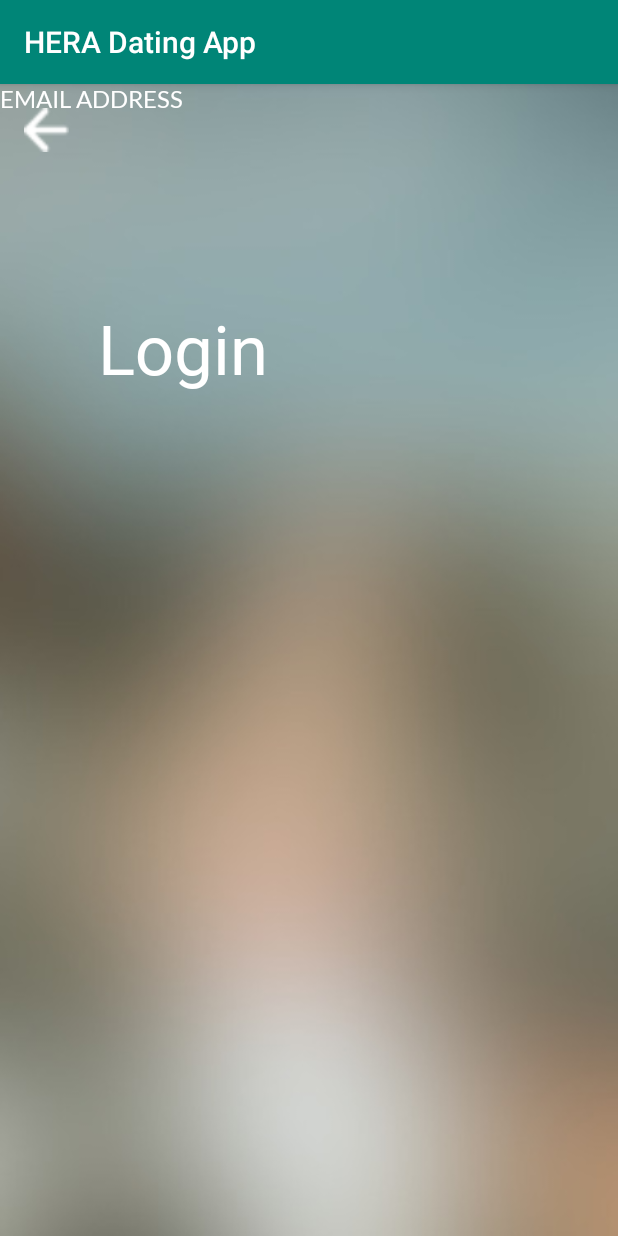
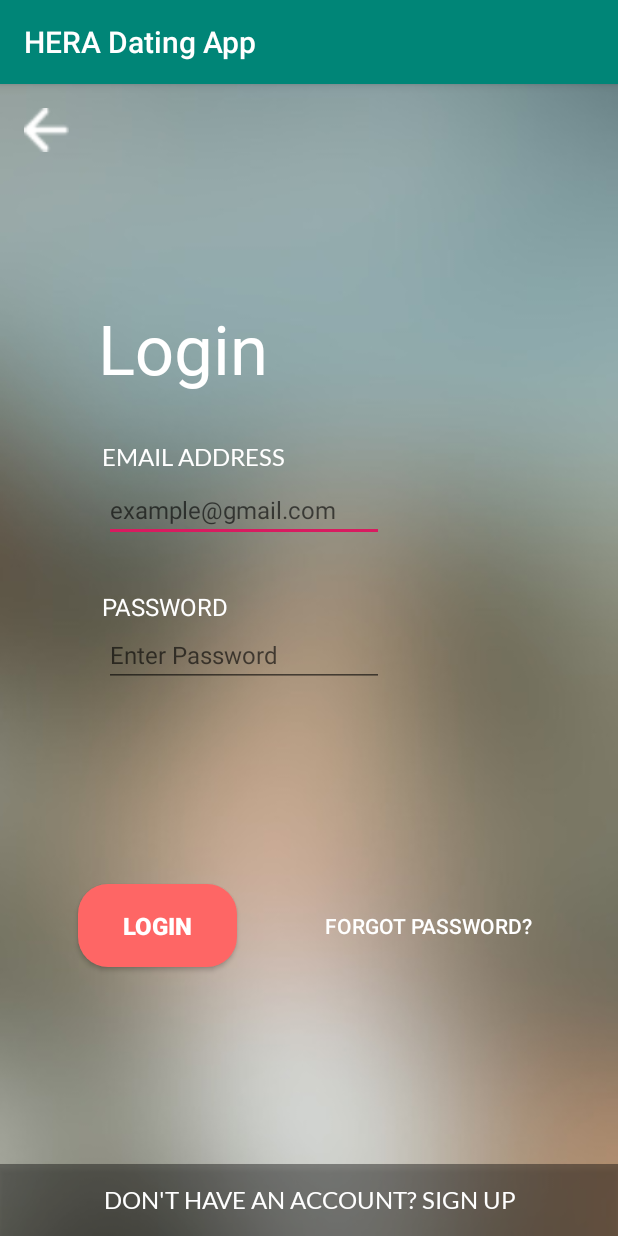
Before and after one commit to joshlimlim/HERADatingApp, an Android app: the LoginActivity screen opened directly, with no data from a screen before it, on a phone screen of 412 x 824 dp. Run offline under Robolectric (Android 15) with nearby library versions, the phone set to English and light mode, and no system bars.

Commit message:
Merge branch 'master' of https://github.com/joshlimlim/HERADatingApp
# Conflicts:
#	app/src/main/res/layout/activity_register.xml

Register Design Page updated and completed

Login Design Page completed

```diff
--- a/app/src/main/AndroidManifest.xml
+++ b/app/src/main/AndroidManifest.xml
@@ -9,11 +9,11 @@
         android:roundIcon="@mipmap/ic_launcher_round"
         android:supportsRtl="true"
         android:theme="@style/AppTheme">
-        <activity android:name=".LoginActivity"></activity>
-        <activity android:name=".SwipeCardTestActivity" />
-        <activity android:name=".HomePageActivity" />
-        <activity android:name=".RegisterActivity" />
-        <activity android:name=".MainActivity">
+        <activity android:name=".LoginActivity" android:screenOrientation="portrait"></activity>
+        <activity android:name=".SwipeCardTestActivity" android:screenOrientation="portrait"/>
+        <activity android:name=".HomePageActivity" android:screenOrientation="portrait"/>
+        <activity android:name=".RegisterActivity" android:screenOrientation="portrait"/>
+        <activity android:name=".MainActivity" android:screenOrientation="portrait">
             <intent-filter>
                 <action android:name="android.intent.action.MAIN" />
 
--- a/app/src/main/res/layout/activity_login.xml
+++ b/app/src/main/res/layout/activity_login.xml
@@ -6,6 +6,22 @@
     android:layout_height="match_parent"
     android:background="@drawable/blur"
     tools:context=".LoginActivity">
+
+    <Button
+        android:id="@+id/btnLogin"
+        android:layout_width="106dp"
+        android:layout_height="55dp"
+        android:layout_marginStart="52dp"
+        android:layout_marginTop="8dp"
+        android:layout_marginBottom="8dp"
+        android:background="@drawable/roundedsignup"
+        android:text="LOGIN"
+        android:textColor="@android:color/white"
+        android:textSize="16sp"
+        android:textStyle="bold"
+        app:layout_constraintBottom_toTopOf="@+id/button3"
+        app:layout_constraintStart_toStartOf="parent"
+        app:layout_constraintTop_toBottomOf="@+id/etPassword" />
 
     <TextView
         android:id="@+id/textView8"
@@ -36,11 +52,93 @@
         android:id="@+id/textView9"
         android:layout_width="wrap_content"
         android:layout_height="wrap_content"
+        android:layout_marginStart="8dp"
+        android:layout_marginTop="32dp"
+        android:layout_marginEnd="8dp"
         android:fontFamily="@font/lato"
         android:text="EMAIL ADDRESS"
         android:textColor="@android:color/white"
         android:textSize="16sp"
-        tools:layout_editor_absoluteX="68dp"
-        tools:layout_editor_absoluteY="240dp" />
+        app:layout_constraintEnd_toEndOf="parent"
+        app:layout_constraintHorizontal_bias="0.22"
+        app:layout_constraintStart_toStartOf="parent"
+        app:layout_constraintTop_toBottomOf="@+id/textView8" />
+
+    <EditText
+        android:id="@+id/etEmail"
+        android:layout_width="wrap_content"
+        android:layout_height="wrap_content"
+        android:layout_marginStart="8dp"
+        android:layout_marginTop="4dp"
+        android:layout_marginEnd="8dp"
+        android:ems="10"
+        android:hint="example@gmail.com"
+        android:inputType="textEmailAddress"
+        android:textColor="@android:color/white"
+        android:textSize="16sp"
+        app:layout_constraintEnd_toEndOf="parent"
+        app:layout_constraintHorizontal_bias="0.292"
+        app:layout_constraintStart_toStartOf="parent"
+        app:layout_constraintTop_toBottomOf="@+id/textView9" />
+
+    <TextView
+        android:id="@+id/textView10"
+        android:layout_width="wrap_content"
+        android:layout_height="wrap_content"
+        android:layout_marginStart="8dp"
+        android:layout_marginTop="32dp"
+        android:layout_marginEnd="8dp"
+        android:text="PASSWORD"
+        android:textColor="@android:color/white"
+        android:textSize="16sp"
+        app:layout_constraintEnd_toEndOf="parent"
+        app:layout_constraintHorizontal_bias="0.192"
+        app:layout_constraintStart_toStartOf="parent"
+        app:layout_constraintTop_toBottomOf="@+id/etEmail" />
+
+    <EditText
+        android:id="@+id/etPassword"
+        android:layout_width="wrap_content"
+        android:layout_height="wrap_content"
+        android:layout_marginStart="8dp"
+        android:layout_marginEnd="8dp"
+        android:ems="10"
+        android:hint="Enter Password"
+        android:inputType="textPassword"
+        android:textColor="@android:color/white"
+        android:textSize="16sp"
+        app:layout_constraintEnd_toEndOf="parent"
+        app:layout_constraintHorizontal_bias="0.292"
+        app:layout_constraintStart_toStartOf="parent"
+        app:layout_constraintTop_toBottomOf="@+id/textView10" />
+
+    <Button
+        android:id="@+id/button2"
+        android:layout_width="wrap_content"
+        android:layout_height="wrap_content"
+        android:layout_marginStart="8dp"
+        android:layout_marginTop="8dp"
+        android:layout_marginEnd="8dp"
+        android:layout_marginBottom="8dp"
+        android:background="@null"
+        android:text="Forgot Password?"
+        android:textColor="@android:color/white"
+        app:layout_constraintBottom_toTopOf="@+id/button3"
+        app:layout_constraintEnd_toEndOf="parent"
+        app:layout_constraintStart_toEndOf="@+id/btnLogin"
+        app:layout_constraintTop_toBottomOf="@+id/etPassword" />
+
+    <Button
+        android:id="@+id/button3"
+        android:layout_width="0dp"
+        android:layout_height="wrap_content"
+        android:background="#66000000"
+        android:fontFamily="@font/lato"
+        android:text="Don't have an account? Sign up"
+        android:textColor="@android:color/white"
+        android:textSize="16sp"
+        app:layout_constraintBottom_toBottomOf="parent"
+        app:layout_constraintEnd_toEndOf="parent"
+        app:layout_constraintStart_toStartOf="parent" />
 
 </android.support.constraint.ConstraintLayout>
--- a/app/src/main/res/layout/activity_register.xml
+++ b/app/src/main/res/layout/activity_register.xml
@@ -140,6 +140,8 @@
         android:background="@drawable/roundedsignup"
         android:text="SIGNUP"
         android:textColor="@android:color/white"
+        android:textSize="16sp"
+        android:textStyle="bold"
         app:layout_constraintBottom_toBottomOf="parent"
         app:layout_constraintStart_toStartOf="parent"
         app:layout_constraintTop_toBottomOf="@+id/etPassword" />
@@ -155,6 +157,7 @@
         android:background="#00000000"
         android:text="Already a member?"
         android:textColor="@android:color/white"
+        android:textSize="16sp"
         app:layout_constraintBottom_toBottomOf="parent"
         app:layout_constraintEnd_toEndOf="parent"
         app:layout_constraintHorizontal_bias="0.606"
```
